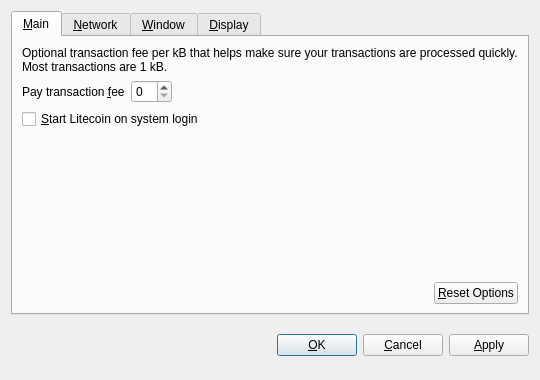
The window that src/qt/forms/optionsdialog.ui (peterwatson/goldsmithscoin) describes before a commit, drawn with Qt 5.
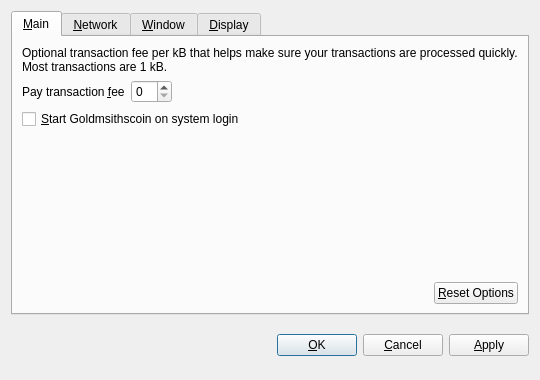
The same window after the commit. Custom widgets are drawn as their Qt base class.

Commit message:
Changed Litecoin ==> Goldsmithscoin
In Text editor changed Litecoin ==> Goldsmithscoin.  Changes name of
the coin

Diff of the .ui file:
```diff
--- a/src/qt/forms/optionsdialog.ui
+++ b/src/qt/forms/optionsdialog.ui
@@ -82,7 +82,7 @@
           <string>Automatically start Litecoin after logging in to the system.</string>
          </property>
          <property name="text">
-          <string>&amp;Start Litecoin on system login</string>
+          <string>&amp;Start Goldmsithscoin on system login</string>
          </property>
         </widget>
        </item>
```
Left out of the diff: 10 changed lines with no effect on the pictures. The commit also changes 100 other files.
